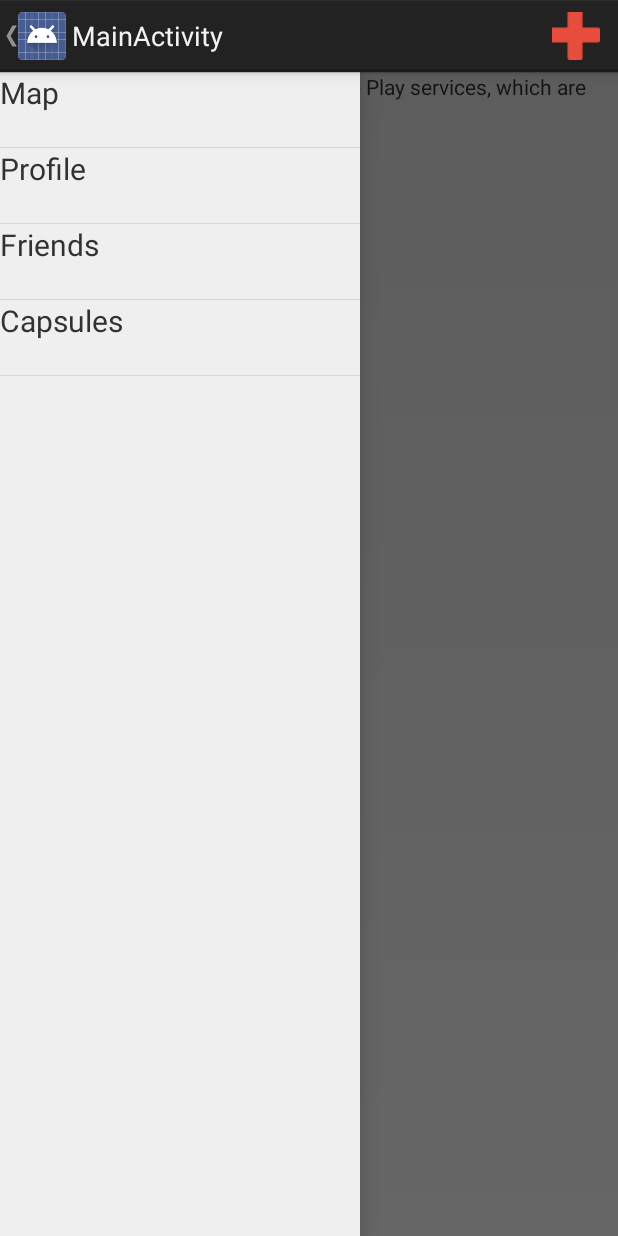
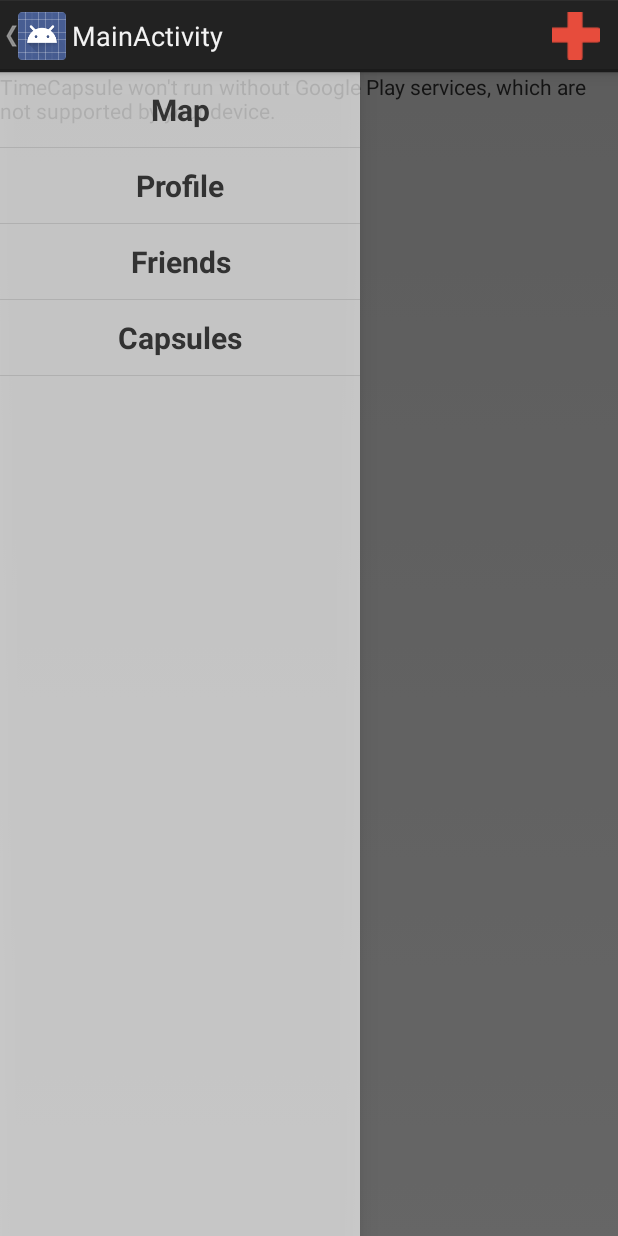
Before and after one commit to tomasro27/TimeCapsule, an Android app: the MainActivity screen opened directly, with no data from a screen before it, with the side drawer open, on a phone screen of 412 x 824 dp. Run offline under Robolectric (Android 15) with nearby library versions, the phone set to English and light mode, and no system bars; 3 statements that could not run were skipped.

Commit message:
xml visual changes

```diff
--- a/app/src/main/res/drawable/red_button_selected.xml
+++ b/app/src/main/res/drawable/button_selected.xml
@@ -9,8 +9,8 @@
 
         <shape>
 
-            <solid android:color="#ffc0392b"/>
-            <corners android:radius="0dp"/>
+            <solid android:color="#97272727"/>
+            <corners android:radius="6dp"/>
         </shape>
 
     </item>
--- a/app/src/main/res/drawable/button_unselected.xml
+++ b/app/src/main/res/drawable/button_unselected.xml
@@ -6,7 +6,7 @@
     <item >
 
         <shape>
-            <solid android:color="#ff5d5d5d"/>
+            <solid android:color="#735d5d5d"/>
             <corners android:radius="6dp"/>
         </shape>
 
--- a/app/src/main/res/layout/activity_main.xml
+++ b/app/src/main/res/layout/activity_main.xml
@@ -13,9 +13,9 @@
     <ListView
         android:id="@+id/left_drawer"
         android:layout_width="240dp"
-        android:layout_height="match_parent"
+        android:layout_height="fill_parent"
         android:layout_gravity="start"
         android:choiceMode="singleChoice"
-        android:background="#efefef"/>
+        android:background="#a8ffffff"/>
 
 </android.support.v4.widget.DrawerLayout>
--- a/app/src/main/res/layout/drawer_list_item.xml
+++ b/app/src/main/res/layout/drawer_list_item.xml
@@ -2,5 +2,13 @@
     <TextView xmlns:android="http://schemas.android.com/apk/res/android"
         android:layout_width="match_parent"
         android:layout_height="50dp"
+    android:layout_centerVertical="true"
+    android:layout_centerHorizontal="true"
+    android:gravity="center_horizontal|center_vertical"
         android:textSize="20dp"
+    android:textStyle="bold"
+    android:layout_gravity="center_horizontal|center_vertical"
+        android:padding="5dp"
+        android:layout_margin="10dp"
+    android:background="#01ffffff"
     />
```
